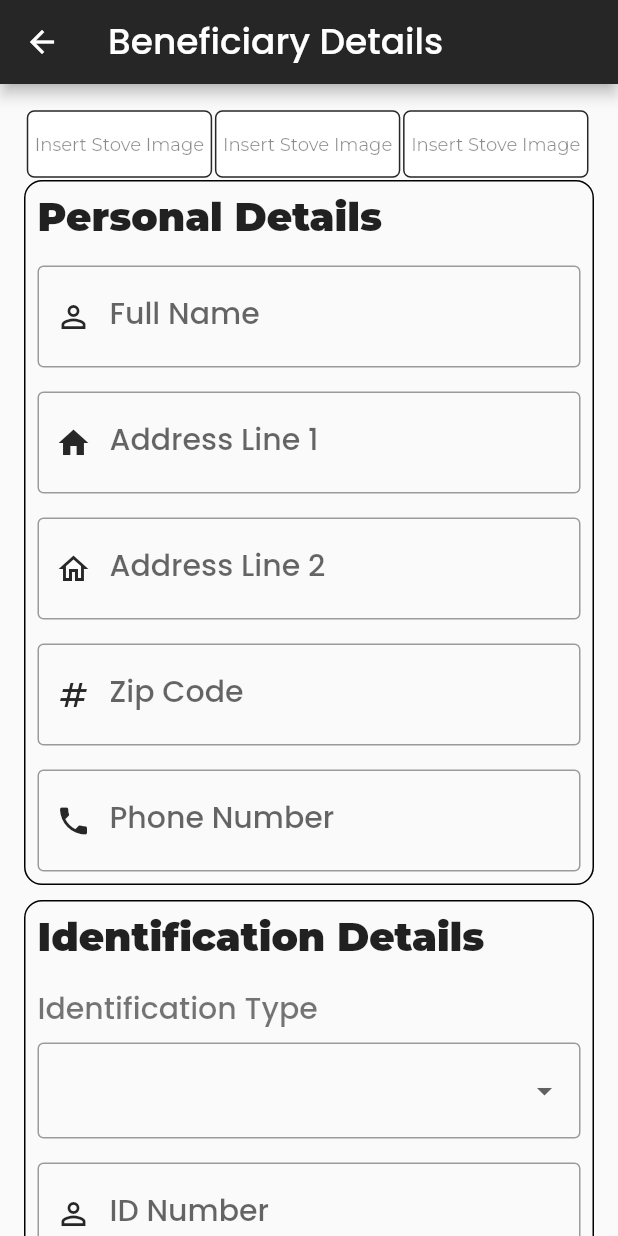
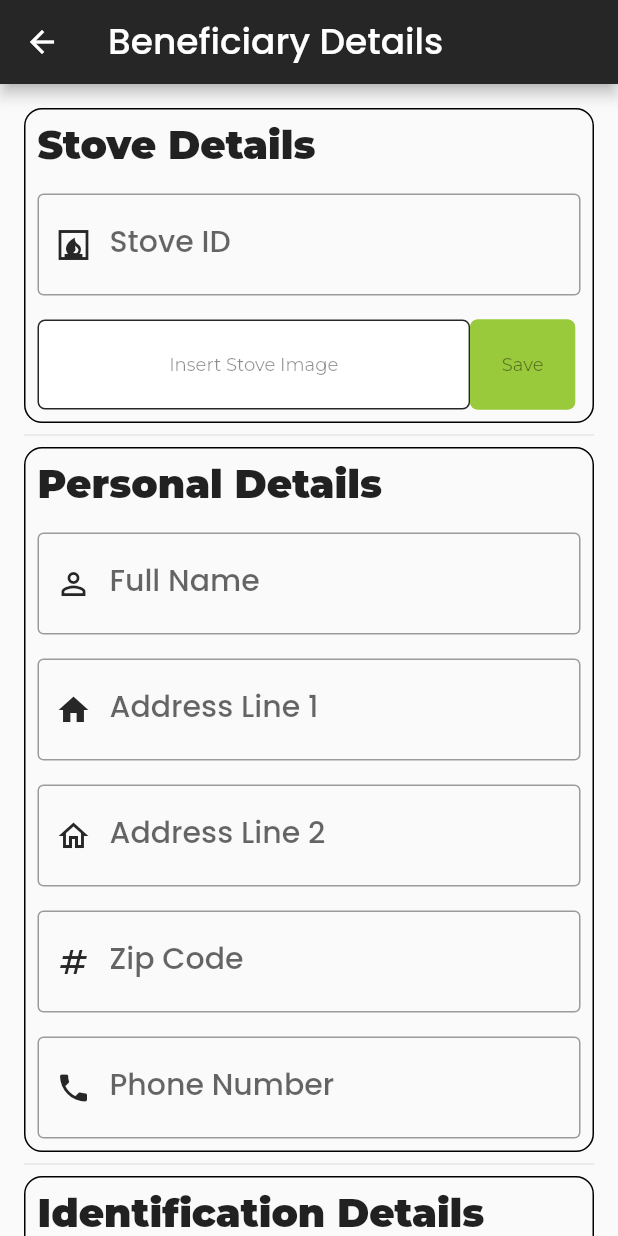
Before and after one commit to cjay-7/alphabet_green_energy, a Flutter app: the BeneficiaryFormWidget screen opened directly, on a phone screen of 412 x 824 dp. Run offline on Flutter 3.47's test engine with Material 2 defaults, Android fonts, the phone set to English and light mode, and no system bars; our stand-ins replace cloud_firestore, dropdown_search, firebase_auth, firebase_core, flutter_otp_text_field, get and 2 more; accounts and stored records are empty; project files that could hold a hidden picture were left out.

Commit message:
texts and dropdown backend configured

```diff
--- /dev/null
+++ b/lib/src/features/beneficiary_form/controllers/beneficiary_add_controller.dart
@@ -0,0 +1,24 @@
+import 'package:alphabet_green_energy/src/features/beneficiary_form/models/beneficiary_model.dart';
+import 'package:alphabet_green_energy/src/repository/beneficiary_add_repository/beneficiary_add_repository.dart';
+import 'package:flutter/material.dart';
+import 'package:get/get.dart';
+
+class BeneficiaryAddController extends GetxController {
+  static BeneficiaryAddController get instance => Get.find();
+
+  final fullName = TextEditingController();
+  final stoveID = TextEditingController();
+  final address1 = TextEditingController();
+  final address2 = TextEditingController();
+  final town = TextEditingController();
+  final zip = TextEditingController();
+  final phoneNumber = TextEditingController();
+  final idNumber = TextEditingController();
+  late var idType = "";
+
+  final beneficiaryAddRepo = Get.put(BeneficiaryAddRepository());
+
+  Future<void> addData(BeneficiaryModel beneficiary) async {
+    await beneficiaryAddRepo.addData(beneficiary);
+  }
+}
--- /dev/null
+++ b/lib/src/features/beneficiary_form/models/beneficiary_model.dart
@@ -0,0 +1,76 @@
+// import 'dart:io';
+
+import 'package:cloud_firestore/cloud_firestore.dart';
+
+class BeneficiaryModel {
+  final String? id;
+
+  // final File? image1;
+  // final File? image2;
+  // final File? image3;
+  // final File? idImage;
+  final String fullName,
+      stoveID,
+      address1,
+      address2,
+      town,
+      zip,
+      phoneNumber,
+      idNumber,
+      idType;
+
+  const BeneficiaryModel({
+    this.id,
+    required this.stoveID,
+    // required this.image1,
+    // required this.image2,
+    // required this.image3,
+    // required this.idImage,
+    required this.fullName,
+    required this.address1,
+    required this.address2,
+    required this.town,
+    required this.zip,
+    required this.phoneNumber,
+    required this.idNumber,
+    required this.idType,
+  });
+  toJson() {
+    return {
+      "StoveId": stoveID,
+      "FullName": fullName,
+      "Address1": address1,
+      "Address2": address2,
+      "Town": town,
+      "Zip": zip,
+      "PhoneNumber": phoneNumber,
+      "IdNumber": idNumber,
+      "IdType": idType,
+      // "Image1": image1,
+      // "Image2": image2,
+      // "Image3": image3,
+      // "IdImage": idImage,
+    };
+  }
+
+  factory BeneficiaryModel.fromSnapshot(
+      DocumentSnapshot<Map<String, dynamic>> document) {
+    final data = document.data()!;
+    return BeneficiaryModel(
+      id: document.id,
+      stoveID: data["StoveId"],
+      fullName: data["FullName"],
+      address1: data["Address1"],
+      address2: data["Address2"],
+      town: data["Town"],
+      zip: data["Zip"],
+      phoneNumber: data["PhoneNumber"],
+      idNumber: data["IdNumber"],
+      idType: data["IdType"],
+      // image1: data["Image1"],
+      // image2: data["Image1"],
+      // image3: data["Image1"],
+      // idImage: data["IdImage"]
+    );
+  }
+}
--- a/lib/src/features/beneficiary_form/screens/beneficiary_form/beneficiary_form.dart
+++ b/lib/src/features/beneficiary_form/screens/beneficiary_form/beneficiary_form.dart
@@ -1,10 +1,12 @@
-import 'dart:io';
-
+import 'package:alphabet_green_energy/src/features/beneficiary_form/controllers/beneficiary_add_controller.dart';
+import 'package:alphabet_green_energy/src/features/beneficiary_form/models/beneficiary_model.dart';
+import 'package:alphabet_green_energy/src/features/beneficiary_form/screens/beneficiary_form/widgets/final_pictures.dart';
 import 'package:alphabet_green_energy/src/features/beneficiary_form/screens/beneficiary_form/widgets/id_details_form.dart';
 import 'package:alphabet_green_energy/src/features/beneficiary_form/screens/beneficiary_form/widgets/personal_details_form.dart';
+import 'package:alphabet_green_energy/src/features/beneficiary_form/screens/beneficiary_form/widgets/stoveDetails.dart';
 import 'package:flutter/material.dart';
-import 'package:flutter/services.dart';
-import 'package:image_picker/image_picker.dart';
+
+import 'package:get/get.dart';
 
 import '../../../../constants/text.dart';
 
@@ -12,24 +14,12 @@ class BeneficiaryFormWidget extends StatefulWidget {
   const BeneficiaryFormWidget({super.key});
 
   @override
-  _BeneficiaryFormWidgetState createState() => _BeneficiaryFormWidgetState();
+  BeneficiaryFormWidgetState createState() => BeneficiaryFormWidgetState();
 }
 
-class _BeneficiaryFormWidgetState extends State<BeneficiaryFormWidget> {
+class BeneficiaryFormWidgetState extends State<BeneficiaryFormWidget> {
+  final controller = Get.put(BeneficiaryAddController());
   final _formKey = GlobalKey<FormState>();
-  File? image;
-  Future pickImage() async {
-    try {
-      final image = await ImagePicker().pickImage(source: ImageSource.camera);
-      if (image == null) return;
-      final imageTemp = File(image.path);
-      setState(() => this.image = imageTemp);
-    } on PlatformException catch (e) {
-      SnackBar(
-        content: Text("Failed to pick image: $e"),
-      );
-    }
-  }
 
   @override
   Widget build(BuildContext context) {
@@ -45,38 +35,14 @@ class _BeneficiaryFormWidgetState extends State<BeneficiaryFormWidget> {
             child: Column(
               crossAxisAlignment: CrossAxisAlignment.start,
               children: [
-                Row(
-                  mainAxisAlignment: MainAxisAlignment.spaceEvenly,
-                  children: [
-                    SizedBox(
-                      width: MediaQuery.of(context).size.width * .3,
-                      child: OutlinedButton(
-                        onPressed: () => pickImage(),
-                        child: Text(aAddStovePicture,
-                            style: Theme.of(context).textTheme.bodySmall),
-                      ),
-                    ),
-                    SizedBox(
-                      width: MediaQuery.of(context).size.width * .3,
-                      child: OutlinedButton(
-                        onPressed: () => pickImage(),
-                        child: Text(aAddStovePicture,
-                            style: Theme.of(context).textTheme.bodySmall),
-                      ),
-                    ),
-                    SizedBox(
-                      width: MediaQuery.of(context).size.width * .3,
-                      child: OutlinedButton(
-                        onPressed: () => pickImage(),
-                        child: Text(aAddStovePicture,
-                            style: Theme.of(context).textTheme.bodySmall),
-                      ),
-                    ),
-                    const SizedBox(height: 10),
-                  ],
-                ),
+                const StoveDetails(),
+                const Divider(),
                 personalDetailsForm(context),
-                const idDetails(),
+                const Divider(),
+                const IdDetails(),
+                const Divider(),
+                const FinalPictures(),
+                const Divider(),
                 SizedBox(
                   width: double.infinity,
                   height: 60.0,
@@ -84,7 +50,17 @@ class _BeneficiaryFormWidgetState extends State<BeneficiaryFormWidget> {
                     onPressed: () {
                       if (_formKey.currentState!.validate()) {
                         _formKey.currentState!.save();
-                        // Do something with the form data
+                        final beneficiary = BeneficiaryModel(
+                            stoveID: controller.stoveID.text.trim(),
+                            fullName: controller.fullName.text.trim(),
+                            address1: controller.address1.text.trim(),
+                            address2: controller.address2.text.trim(),
+                            town: controller.town.text.trim(),
+                            zip: controller.zip.text.trim(),
+                            phoneNumber: controller.phoneNumber.text.trim(),
+                            idNumber: controller.idNumber.text.trim(),
+                            idType: controller.idType);
+                        BeneficiaryAddController.instance.addData(beneficiary);
                       }
                     },
                     child: Text(
--- a/lib/src/features/beneficiary_form/screens/beneficiary_form/widgets/beneficiaryDialogBuilder.dart
+++ b/lib/src/features/beneficiary_form/screens/beneficiary_form/widgets/beneficiaryDialogBuilder.dart
@@ -1,8 +1,6 @@
 import 'package:flutter/material.dart';
-import 'package:get/get.dart';
 
 import '../../../../../constants/text.dart';
-import '../beneficiary_form.dart';
 
 class BeneficiaryDialog {
   static Future<void> beneficiaryDialogBuilder(BuildContext context) {
@@ -30,7 +28,7 @@ class BeneficiaryDialog {
                 width: double.infinity,
                 child: ElevatedButton(
                   onPressed: () {
-                    Get.to(() => const BeneficiaryFormWidget());
+                    // Fetch Beneficiary details
                   },
                   child: Text(
                     aNext.toUpperCase(),
--- a/lib/src/features/beneficiary_form/screens/beneficiary_form/widgets/id_details_form.dart
+++ b/lib/src/features/beneficiary_form/screens/beneficiary_form/widgets/id_details_form.dart
@@ -1,23 +1,32 @@
 import 'dart:io';
 
+import 'package:dropdown_search/dropdown_search.dart';
 import 'package:flutter/material.dart';
 import 'package:flutter/services.dart';
+
+import 'package:get/get.dart';
 import 'package:image_picker/image_picker.dart';
 
 import '../../../../../constants/text.dart';
+import '../../../controllers/beneficiary_add_controller.dart';
 
-class idDetails extends StatefulWidget {
-  const idDetails({Key? key}) : super(key: key);
+class IdDetails extends StatefulWidget {
+  const IdDetails({Key? key}) : super(key: key);
 
   @override
-  State<idDetails> createState() => _idDetailsState();
+  State<IdDetails> createState() => _IdDetailsState();
 }
 
-class _idDetailsState extends State<idDetails> {
+class _IdDetailsState extends State<IdDetails> {
+  _IdDetailsState() {
+    idType = _idList[0];
+  }
+  final controller = Get.put(BeneficiaryAddController());
+
   File? image;
-  late int _IDNumber;
+
   final _idList = ["Aadhar Card", "Voter Card", "Pan Card", "Ration Card"];
-  String? _selectedVal = "";
+  String? idType = "";
 
   Future pickImage() async {
     try {
@@ -26,7 +35,9 @@ class _idDetailsState extends State<idDetails> {
       final imageTemp = File(image.path);
       setState(() => this.image = imageTemp);
     } on PlatformException catch (e) {
-      print("Failed to pick image: $e");
+      SnackBar(
+        content: Text("Failed to pick image: $e"),
+      );
     }
   }
 
@@ -55,25 +66,28 @@ class _idDetailsState extends State<idDetails> {
                 child: Column(
                   crossAxisAlignment: CrossAxisAlignment.start,
                   children: [
-                    Text(
-                      aIdentificationType,
-                      style: Theme.of(context).textTheme.titleMedium,
-                    ),
                     Padding(
                       padding: const EdgeInsets.only(top: 8.0),
-                      child: DropdownButtonFormField(
-                        items: _idList
-                            .map(
-                              (e) => DropdownMenuItem(
-                                value: e,
-                                child: Text(e),
-                              ),
-                            )
-                            .toList(),
+                      child: DropdownSearch(
+                        popupProps: const PopupProps.menu(
+                          showSearchBox: true,
+                        ),
+                        selectedItem: idType,
+                        items: _idList,
+                        dropdownDecoratorProps: const DropDownDecoratorProps(
+                          dropdownSearchDecoration: InputDecoration(
+                            labelText: aIdentificationType,
+                            prefixIcon: Icon(Icons.add_card_rounded),
+                          ),
+                        ),
                         onChanged: (val) {
-                          setState(() {
-                            _selectedVal = val as String;
-                          });
+                          controller.idType = val as String;
+                        },
+                        validator: (item) {
+                          if (item == null) {
+                            return aIDNoValidator;
+                          }
+                          return null;
                         },
                       ),
                     ),
@@ -83,6 +97,7 @@ class _idDetailsState extends State<idDetails> {
               Padding(
                 padding: const EdgeInsets.all(8.0),
                 child: TextFormField(
+                  controller: controller.idNumber,
                   decoration: InputDecoration(
                       prefixIcon: const Icon(Icons.person_outline_outlined),
                       labelText: aIDNo,
@@ -96,21 +111,31 @@ class _idDetailsState extends State<idDetails> {
                     }
                     return null;
                   },
-                  onSaved: (value) {
-                    _IDNumber = value! as int;
-                  },
                 ),
               ),
               Padding(
-                padding: const EdgeInsets.all(8.0),
-                child: SizedBox(
-                  width: double.infinity,
-                  height: 60.0,
-                  child: ElevatedButton(
-                    onPressed: () => pickImage(),
-                    child: Text(aIDPhoto,
-                        style: Theme.of(context).textTheme.titleSmall),
-                  ),
+                padding: const EdgeInsets.all(8),
+                child: Row(
+                  children: [
+                    SizedBox(
+                      width: MediaQuery.of(context).size.width * .7,
+                      height: 60,
+                      child: OutlinedButton(
+                        onPressed: () => pickImage(),
+                        child: Text(aIDPhoto,
+                            style: Theme.of(context).textTheme.bodySmall),
+                      ),
+                    ),
+                    SizedBox(
+                      width: MediaQuery.of(context).size.width * .17,
+                      height: 60,
+                      child: ElevatedButton(
+                        onPressed: () => pickImage(),
+                        child: Text("Save",
+                            style: Theme.of(context).textTheme.bodySmall),
+                      ),
+                    ),
+                  ],
                 ),
               ),
               const SizedBox(height: 10),
--- a/lib/src/features/beneficiary_form/screens/beneficiary_form/widgets/personal_details_form.dart
+++ b/lib/src/features/beneficiary_form/screens/beneficiary_form/widgets/personal_details_form.dart
@@ -1,17 +1,11 @@
-import 'package:alphabet_green_energy/src/constants/sizes.dart';
 import 'package:flutter/material.dart';
+import 'package:get/get.dart';
 
 import '../../../../../constants/text.dart';
+import '../../../controllers/beneficiary_add_controller.dart';
 
 Column personalDetailsForm(BuildContext context) {
-  late String _firstName,
-      _middleName,
-      _surname,
-      _address1,
-      _address2,
-      _town,
-      _zip,
-      _phoneNumber;
+  final controller = Get.put(BeneficiaryAddController());
 
   return Column(
     children: [
@@ -33,6 +27,7 @@ Column personalDetailsForm(BuildContext context) {
             Padding(
               padding: const EdgeInsets.all(8.0),
               child: TextFormField(
+                controller: controller.fullName,
                 decoration: InputDecoration(
                     prefixIcon: const Icon(Icons.person_outline_outlined),
                     labelText: aFullName,
@@ -45,14 +40,12 @@ Column personalDetailsForm(BuildContext context) {
                   }
                   return null;
                 },
-                onSaved: (value) {
-                  _firstName = value!;
-                },
               ),
             ),
             Padding(
               padding: const EdgeInsets.all(8.0),
               child: TextFormField(
+                controller: controller.address1,
                 decoration: InputDecoration(
                     labelText: aAddress1,
                     prefixIcon: const Icon(Icons.home),
@@ -65,14 +58,12 @@ Column personalDetailsForm(BuildContext context) {
                   }
                   return null;
                 },
-                onSaved: (value) {
-                  _address1 = value!;
-                },
               ),
             ),
             Padding(
               padding: const EdgeInsets.all(8.0),
               child: TextFormField(
+                controller: controller.address2,
                 decoration: InputDecoration(
                     labelText: aAddress2,
                     prefixIcon: const Icon(Icons.home_outlined),
@@ -85,14 +76,12 @@ Column personalDetailsForm(BuildContext context) {
                   }
                   return null;
                 },
-                onSaved: (value) {
-                  _address2 = value!;
-                },
               ),
             ),
             Padding(
               padding: const EdgeInsets.all(8.0),
               child: TextFormField(
+                controller: controller.zip,
                 decoration: InputDecoration(
                     labelText: aZipCode,
                     prefixIcon: const Icon(Icons.numbers_outlined),
@@ -106,14 +95,12 @@ Column personalDetailsForm(BuildContext context) {
                   }
                   return null;
                 },
-                onSaved: (value) {
-                  _zip = value!;
-                },
               ),
             ),
             Padding(
               padding: const EdgeInsets.all(8.0),
               child: TextFormField(
+                controller: controller.phoneNumber,
                 decoration: InputDecoration(
                     labelText: aPhoneNo,
                     prefixIcon: const Icon(Icons.phone),
@@ -127,17 +114,11 @@ Column personalDetailsForm(BuildContext context) {
                   }
                   return null;
                 },
-                onSaved: (value) {
-                  _phoneNumber = value!;
-                },
               ),
             ),
           ],
         ),
       ),
-      const SizedBox(
-        height: 10.0,
-      )
     ],
   );
 }
--- /dev/null
+++ b/lib/src/features/beneficiary_form/screens/beneficiary_form/widgets/stoveDetails.dart
@@ -0,0 +1,100 @@
+import 'dart:io';
+
+import 'package:flutter/material.dart';
+import 'package:flutter/services.dart';
+
+import 'package:get/get.dart';
+import 'package:image_picker/image_picker.dart';
+
+import '../../../../../constants/text.dart';
+import '../../../controllers/beneficiary_add_controller.dart';
+
+class StoveDetails extends StatefulWidget {
+  const StoveDetails({Key? key}) : super(key: key);
+
+  @override
+  State<StoveDetails> createState() => _StoveDetailsState();
+}
+
+class _StoveDetailsState extends State<StoveDetails> {
+  final controller = Get.put(BeneficiaryAddController());
+  File? image;
+
+  Future pickImage() async {
+    try {
+      final image = await ImagePicker().pickImage(source: ImageSource.camera);
+      if (image == null) return;
+      final imageTemp = File(image.path);
+      setState(() => this.image = imageTemp);
+    } on PlatformException catch (e) {
+      SnackBar(
+        content: Text("Failed to pick image: $e"),
+      );
+    }
+  }
+
+  @override
+  Widget build(BuildContext context) {
+    return Container(
+      decoration: BoxDecoration(
+        border: Border.all(
+          width: 1,
+        ),
+        borderRadius: BorderRadius.circular(12),
+      ),
+      child: Column(
+        crossAxisAlignment: CrossAxisAlignment.start,
+        children: [
+          Padding(
+            padding: const EdgeInsets.all(8.0),
+            child: Text("Stove Details",
+                style: Theme.of(context).textTheme.headlineMedium),
+          ),
+          Padding(
+            padding: const EdgeInsets.all(8.0),
+            child: TextFormField(
+              controller: controller.stoveID,
+              decoration: InputDecoration(
+                  prefixIcon: const Icon(Icons.fireplace),
+                  labelText: "Stove ID",
+                  hintText: "Stove ID",
+                  hintStyle: Theme.of(context).textTheme.bodySmall,
+                  border: const OutlineInputBorder()),
+              validator: (value) {
+                if (value!.isEmpty) {
+                  return "Please enter Stove ID";
+                }
+                return null;
+              },
+            ),
+          ),
+          Padding(
+            padding: const EdgeInsets.all(8),
+            child: Row(
+              children: [
+                SizedBox(
+                  width: MediaQuery.of(context).size.width * .7,
+                  height: 60,
+                  child: OutlinedButton(
+                    onPressed: () => pickImage(),
+                    child: Text(aAddStovePicture,
+                        style: Theme.of(context).textTheme.bodySmall),
+                  ),
+                ),
+                SizedBox(
+                  width: MediaQuery.of(context).size.width * .17,
+                  height: 60,
+                  child: ElevatedButton(
+                    onPressed: () => pickImage(),
+                    child: Text("Save",
+                        style: Theme.of(context).textTheme.bodySmall),
+                  ),
+                ),
+              ],
+            ),
+          ),
+        ],
+      ),
+    );
+  }
+}
--- a/pubspec.yaml
+++ b/pubspec.yaml
@@ -18,6 +18,7 @@ dependencies:
   firebase_core: ^2.8.0
   firebase_auth: ^4.3.0
   cloud_firestore: ^4.4.5
+  dropdown_search: ^5.0.6
 
 dev_dependencies:
   flutter_test:
```
Also changed, not shown: lib/src/features/beneficiary_form/screens/beneficiary_form/widgets/final_pictures.dart (added, +78 -0 lines), lib/src/features/core/screens/dashboard/dashboard.dart (+6 -2 lines), lib/src/repository/beneficiary_add_repository/beneficiary_add_repository.dart (added, +29 -0 lines), pubspec.lock.
